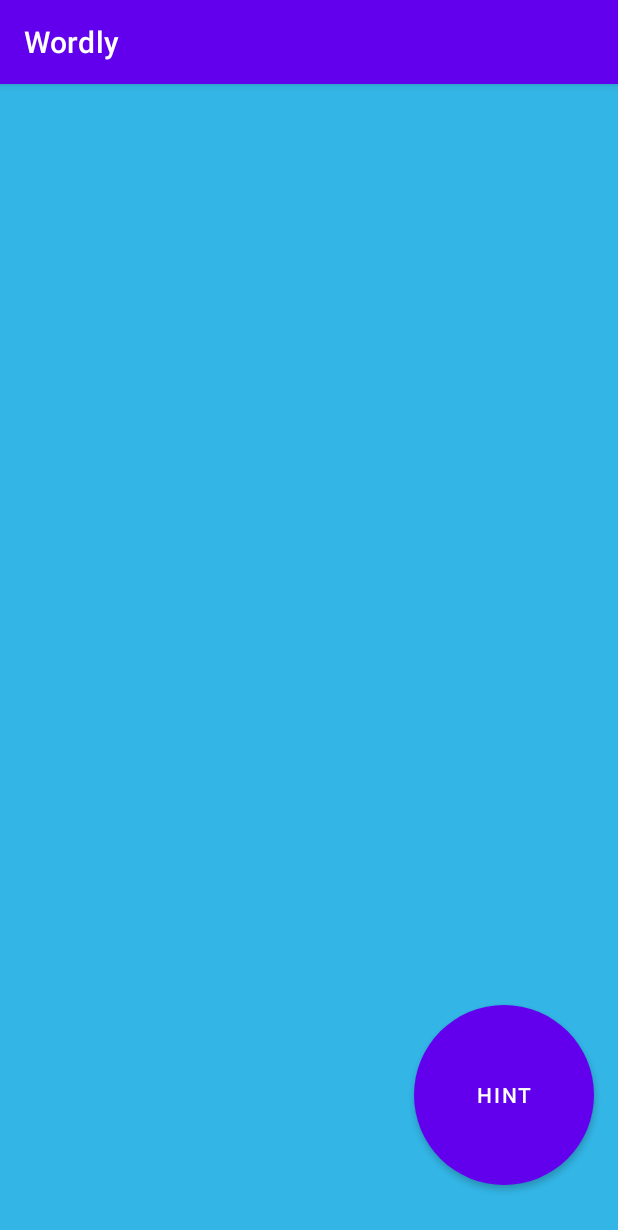
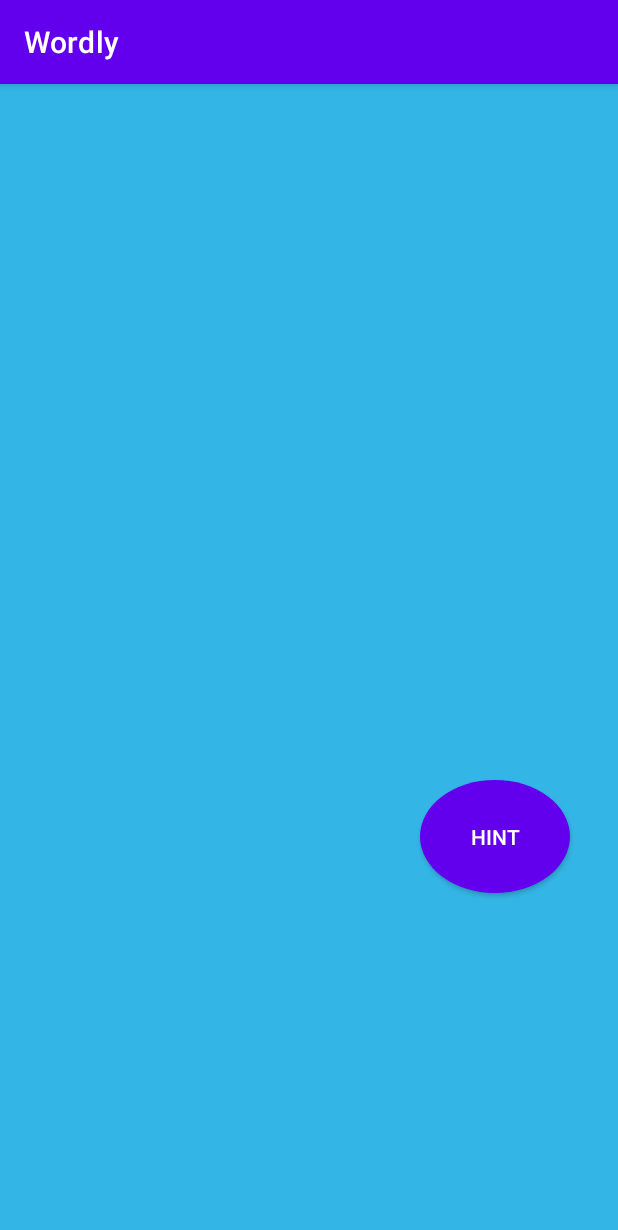
Before and after one commit to elee1109/Eli_Lennin_Wordly, an Android app: the WordlyActivity screen opened directly, with no data from a screen before it, on a phone screen of 412 x 824 dp. Shown: the top 1230 px of the screen. Run offline under Robolectric (Android 15) with nearby library versions, the phone set to English and light mode, and no system bars.

```diff
--- a/app/src/main/res/drawable/hint_button.xml
+++ b/app/src/main/res/drawable/hint_button.xml
@@ -3,6 +3,6 @@
     android:shape="oval">
     <solid android:color="#00FFEF" />
     <size
-        android:width="120dp"
-        android:height="120dp" />
+        android:width="100dp"
+        android:height="75dp" />
     </shape>
--- a/app/src/main/res/layout/activity_wordly.xml
+++ b/app/src/main/res/layout/activity_wordly.xml
@@ -7,17 +7,15 @@
     android:background="@android:color/holo_blue_light"
     tools:context=".WordlyActivity">
 
-
     <Button
         android:id="@+id/hint_button"
         android:layout_width="wrap_content"
         android:layout_height="wrap_content"
-        android:layout_marginTop="595dp"
-        android:layout_marginEnd="16dp"
-        android:layout_marginBottom="16dp"
+        android:layout_marginTop="464dp"
+        android:layout_marginEnd="32dp"
         android:background="@drawable/hint_button"
+        style="@style/HintButton"
         android:text="HINT"
-        app:layout_constraintBottom_toBottomOf="parent"
         app:layout_constraintEnd_toEndOf="parent"
         app:layout_constraintTop_toTopOf="parent" />
 
--- a/app/src/main/res/values/styles.xml
+++ b/app/src/main/res/values/styles.xml
@@ -1,5 +1,10 @@
 <?xml version="1.0" encoding="utf-8"?>
 <resources>
+
+    <style name="HintButton" parent="Widget.AppCompat.Button">
+        <item name="android:background">@drawable/hint_button</item>
+    </style>
+
 
     <style name="Theme.SplashScreen" parent="Theme.MaterialComponents.NoActionBar">
         <item name="android:windowBackground">@drawable/wordly</item>
```
